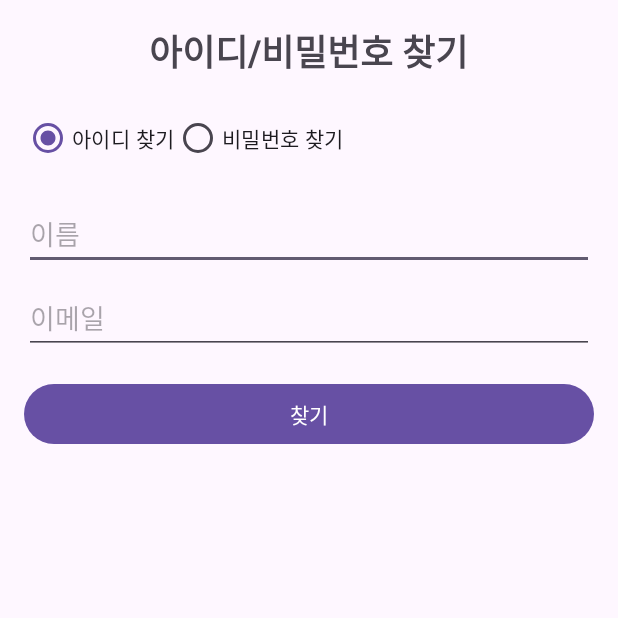
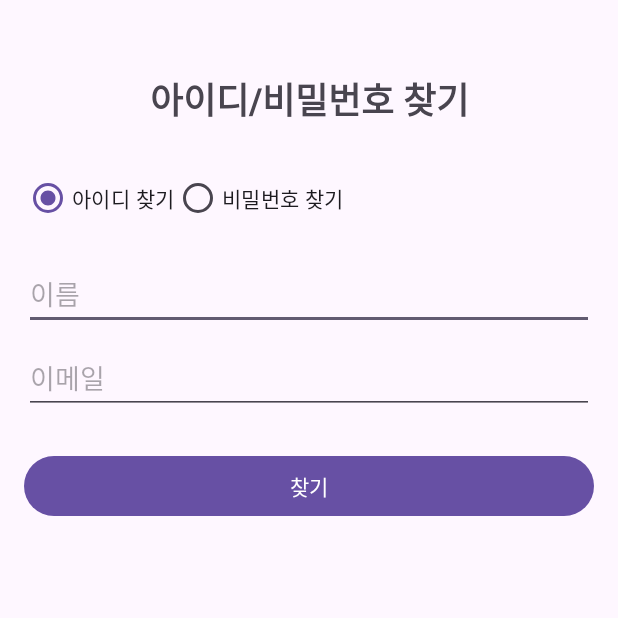
Before and after one commit to KimTeakwan/Health_Log2, an Android app built with Jetpack Compose: the FindIdPasswordActivity screen opened directly, with no data from a screen before it, on a phone screen of 412 x 824 dp, the top half of it. Run offline under Robolectric (Android 15) with nearby library versions, the phone set to English and light mode, and no system bars.

Commit message:
refactor: Convert Find ID/Password layout to ConstraintLayout

```diff
--- a/app/src/main/res/layout/activity_find_id_password.xml
+++ b/app/src/main/res/layout/activity_find_id_password.xml
@@ -1,10 +1,9 @@
 <?xml version="1.0" encoding="utf-8"?>
-<LinearLayout xmlns:android="http://schemas.android.com/apk/res/android"
+<androidx.constraintlayout.widget.ConstraintLayout xmlns:android="http://schemas.android.com/apk/res/android"
     xmlns:app="http://schemas.android.com/apk/res-auto"
     xmlns:tools="http://schemas.android.com/tools"
     android:layout_width="match_parent"
     android:layout_height="match_parent"
-    android:orientation="vertical"
     android:padding="16dp"
     tools:context=".FindIdPasswordActivity">
 
@@ -12,25 +11,30 @@
         android:id="@+id/textViewTitle"
         android:layout_width="wrap_content"
         android:layout_height="wrap_content"
-        android:layout_gravity="center_horizontal"
-        android:layout_marginBottom="16dp"
+        android:layout_marginTop="32dp"
         android:text="아이디/비밀번호 찾기"
         android:textSize="24sp"
-        android:textStyle="bold" />
+        android:textStyle="bold"
+        app:layout_constraintEnd_toEndOf="parent"
+        app:layout_constraintStart_toStartOf="parent"
+        app:layout_constraintTop_toTopOf="parent" />
 
     <RadioGroup
         android:id="@+id/radioGroupFind"
-        android:layout_width="match_parent"
+        android:layout_width="0dp"
         android:layout_height="wrap_content"
+        android:layout_marginTop="24dp"
         android:orientation="horizontal"
-        android:layout_marginBottom="16dp">
+        app:layout_constraintEnd_toEndOf="parent"
+        app:layout_constraintStart_toStartOf="parent"
+        app:layout_constraintTop_toBottomOf="@+id/textViewTitle">
 
         <RadioButton
             android:id="@+id/radioFindId"
             android:layout_width="wrap_content"
             android:layout_height="wrap_content"
-            android:text="아이디 찾기"
-            android:checked="true"/>
+            android:checked="true"
+            android:text="아이디 찾기" />
 
         <RadioButton
             android:id="@+id/radioFindPassword"
@@ -41,26 +45,36 @@
 
     <EditText
         android:id="@+id/editTextName"
-        android:layout_width="match_parent"
+        android:layout_width="0dp"
         android:layout_height="wrap_content"
+        android:layout_marginTop="16dp"
         android:hint="이름"
+        android:inputType="textPersonName"
         android:minHeight="48dp"
-        android:inputType="textPersonName"
-        android:layout_marginBottom="8dp"/>
+        app:layout_constraintEnd_toEndOf="parent"
+        app:layout_constraintStart_toStartOf="parent"
+        app:layout_constraintTop_toBottomOf="@+id/radioGroupFind" />
 
     <EditText
         android:id="@+id/editTextEmail"
-        android:layout_width="match_parent"
+        android:layout_width="0dp"
         android:layout_height="wrap_content"
+        android:layout_marginTop="8dp"
         android:hint="이메일"
+        android:inputType="textEmailAddress"
         android:minHeight="48dp"
-        android:inputType="textEmailAddress"
-        android:layout_marginBottom="16dp"/>
+        app:layout_constraintEnd_toEndOf="parent"
+        app:layout_constraintStart_toStartOf="parent"
+        app:layout_constraintTop_toBottomOf="@+id/editTextName" />
 
     <Button
         android:id="@+id/buttonFind"
-        android:layout_width="match_parent"
+        android:layout_width="0dp"
         android:layout_height="wrap_content"
-        android:text="찾기" />
+        android:layout_marginTop="24dp"
+        android:text="찾기"
+        app:layout_constraintEnd_toEndOf="parent"
+        app:layout_constraintStart_toStartOf="parent"
+        app:layout_constraintTop_toBottomOf="@+id/editTextEmail" />
 
-</LinearLayout>
+</androidx.constraintlayout.widget.ConstraintLayout>
```
